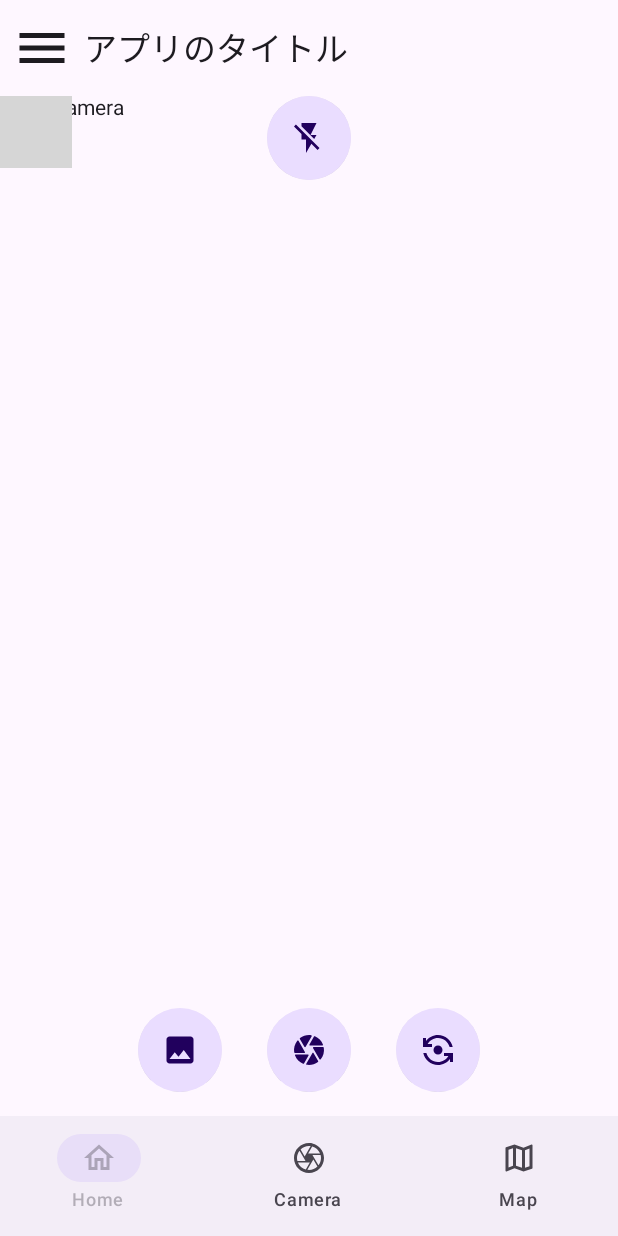
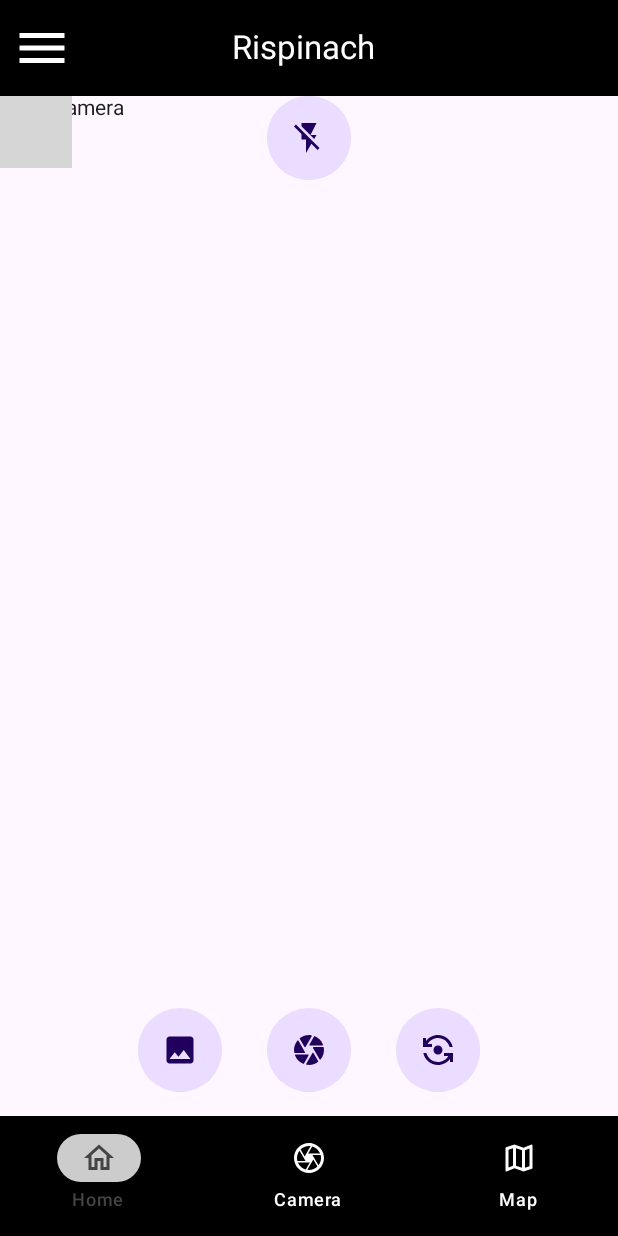
Before and after one commit to OMOCHInoHOSHI/Rispinach, an Android app built with Jetpack Compose: the screen it shows after launch (MainActivity), item 2 of the bottom bar chosen, on a phone screen of 412 x 824 dp. Run offline under Robolectric (Android 15) with nearby library versions, the phone set to English and light mode, and no system bars; libraries missing offline, so code that uses them is left out: androidx.camera.core, androidx.camera.lifecycle, androidx.camera.view, com.chaquo.python, io.github; missing, so only their content is drawn: RispinachTheme; 6 statements that could not run were skipped; grey boxes are pictures that could not be loaded.

Commit message:
topBar、bottomBarの色変更 ヘッダーの位置調整

```diff
--- a/app/src/main/java/io/github/OMOCHInoHOSHI/Jyoukaisendonn_Rispinach/HomeScreen.kt
+++ b/app/src/main/java/io/github/OMOCHInoHOSHI/Jyoukaisendonn_Rispinach/HomeScreen.kt
@@ -4,7 +4,9 @@ import android.util.Log
 import androidx.compose.foundation.ExperimentalFoundationApi
 import androidx.compose.foundation.layout.Box
 import androidx.compose.foundation.layout.fillMaxSize
+import androidx.compose.foundation.layout.fillMaxWidth
 import androidx.compose.foundation.layout.height
+import androidx.compose.foundation.layout.offset
 import androidx.compose.foundation.layout.padding
 import androidx.compose.foundation.layout.systemBarsPadding
 import androidx.compose.foundation.layout.width
@@ -22,10 +24,12 @@ import androidx.compose.material3.IconButton
 import androidx.compose.material3.ModalNavigationDrawer
 import androidx.compose.material3.NavigationBar
 import androidx.compose.material3.NavigationBarItem
+import androidx.compose.material3.NavigationBarItemColors
 import androidx.compose.material3.NavigationDrawerItem
 import androidx.compose.material3.Scaffold
 import androidx.compose.material3.Text
 import androidx.compose.material3.TopAppBar
+import androidx.compose.material3.TopAppBarColors
 import androidx.compose.runtime.Composable
 import androidx.compose.runtime.LaunchedEffect
 import androidx.compose.runtime.SideEffect
@@ -34,7 +38,9 @@ import androidx.compose.runtime.mutableStateOf
 import androidx.compose.runtime.remember
 import androidx.compose.runtime.saveable.rememberSaveable
 import androidx.compose.runtime.setValue
+import androidx.compose.ui.Alignment
 import androidx.compose.ui.Modifier
+import androidx.compose.ui.graphics.Color
 import androidx.compose.ui.graphics.vector.ImageVector
 import androidx.compose.ui.layout.onGloballyPositioned
 import androidx.compose.ui.platform.LocalDensity
@@ -175,7 +181,10 @@ fun MainScreen(/*onBClick:(()->Unit)?=null,*/)
             modifier = Modifier,
             //ナビゲーションバー--------------------------------------------------------------------
             bottomBar = {
-                NavigationBar()
+                NavigationBar(
+                    contentColor = Color.White,
+                    containerColor = Color.Black
+                )
                 {
                     SideEffect { Log.d("compose-log", "NavigationBar") }
                     MainScreenTab.entries.forEachIndexed { index, item ->
@@ -205,6 +214,7 @@ fun MainScreen(/*onBClick:(()->Unit)?=null,*/)
 //                    }
 
                         NavigationBarItem(
+                            colors= NavigationBarItemColors(Color.Gray,Color.Gray,Color.LightGray,Color.White,Color.White,Color.DarkGray,Color.DarkGray),
                             modifier = Modifier
                                 .onGloballyPositioned { coordinates ->
                                     bottomBarHeight = with(localDensity) { coordinates.size.height.toDp() /* 高さをdpで取得*/ }
@@ -292,7 +302,6 @@ fun MainScreen(/*onBClick:(()->Unit)?=null,*/)
                             delay(3000)
                         }
                     }
-
                 }
             },
             //ナビゲーションバー--------------------------------------------------------------------
@@ -312,12 +321,25 @@ fun MainScreen(/*onBClick:(()->Unit)?=null,*/)
 
                 if(!goMap) {
                     TopAppBar(
-                        modifier = Modifier.onGloballyPositioned { coordinates ->
+                        modifier = Modifier
+                            .onGloballyPositioned { coordinates ->
                             topBarHeight =
                                 with(localDensity) { coordinates.size.height.toDp() /* 高さをdpで取得*/ }
                         },
                         title = {
-                            Text(text = "アプリのタイトル")
+                            Box(
+                                modifier = Modifier
+                                    .fillMaxWidth(),
+                                contentAlignment = Alignment.Center
+                            )
+                            {
+                                Text(
+                                    text = "Rispinach",
+                                    modifier = Modifier
+                                        .offset(x=-28.dp)
+                                )
+                            }
+
                         },
 
                         navigationIcon = {
@@ -346,10 +368,10 @@ fun MainScreen(/*onBClick:(()->Unit)?=null,*/)
                             }
                         },
 
+                        colors=TopAppBarColors(Color.Black,Color.White,Color.White,Color.White,Color.White)
 
 
-
-//                    colors = TopAppBarColors(containerColor = Color.Green)
+                    //colors = TopAppBarColors(containerColor = Color.Black)
 
 //                backgroundColor = MaterialTheme.colors.primary,
 //                contentColor = Color.White
```
